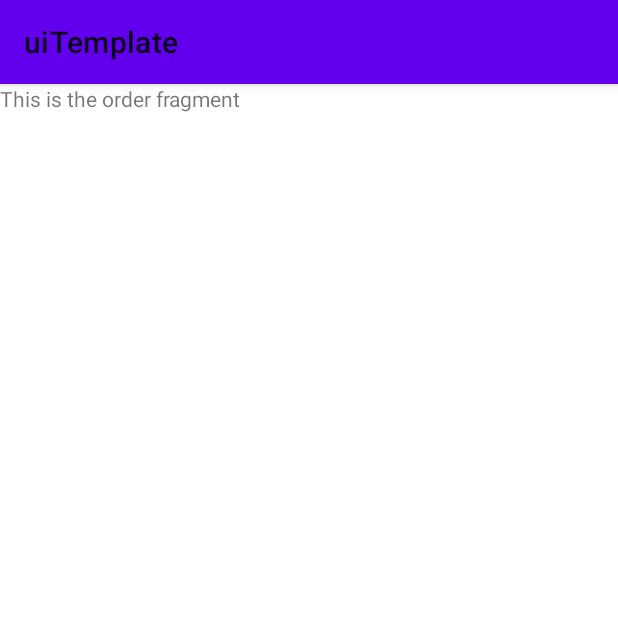
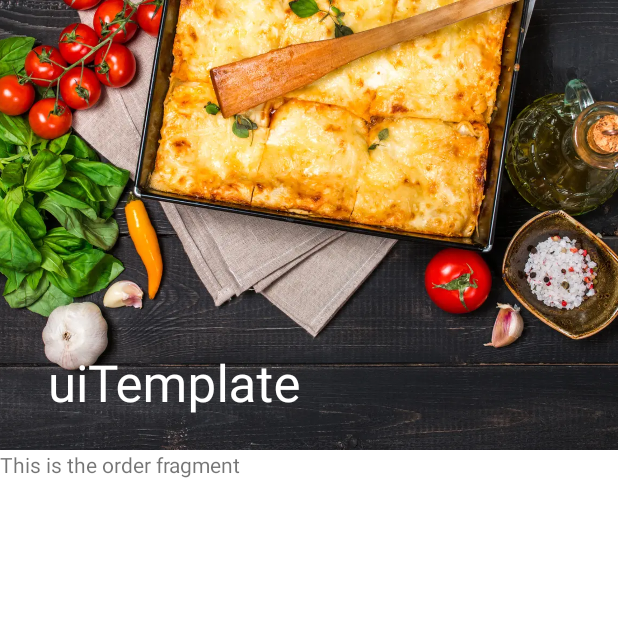
Before and after one commit to liaisontw/uiTemplate, an Android app: the screen it shows after launch (MainActivity), on a phone screen of 412 x 824 dp, the top half of it. Run offline under Robolectric (Android 15) with nearby library versions, the phone set to English and light mode, and no system bars.

Commit message:
Finished action bar

```diff
--- a/app/src/main/java/io/liaison/uitemplate/actionBarTemplate/actionBarFragment.kt
+++ b/app/src/main/java/io/liaison/uitemplate/actionBarTemplate/actionBarFragment.kt
@@ -16,7 +16,7 @@ class actionBarFragment : Fragment() {
     ): View? {
         // Inflate the layout for this fragment
         val view = inflater.inflate(R.layout.fragment_action_bar, container, false)
-        val toolbar = view.findViewById<MaterialToolbar>(R.id.toolar)
+        val toolbar = view.findViewById<MaterialToolbar>(R.id.toolbar)
         (activity as AppCompatActivity).setSupportActionBar(toolbar)
         return view
     }
--- a/app/src/main/res/layout/fragment_action_bar.xml
+++ b/app/src/main/res/layout/fragment_action_bar.xml
@@ -10,13 +10,27 @@
     <com.google.android.material.appbar.AppBarLayout
         android:layout_width="match_parent"
         android:layout_height="wrap_content"
-        style="@style/Widget.MaterialComponents.Toolbar.Primary">
+        android:theme="@style/ThemeOverlay.MaterialComponents.Dark.ActionBar">
+
+        <com.google.android.material.appbar.CollapsingToolbarLayout
+            android:layout_width="match_parent"
+            android:layout_height="300dp"
+            app:layout_scrollFlags="scroll|exitUntilCollapsed"
+            app:contentScrim="?attr/colorPrimary">
+
+        <ImageView
+            android:layout_width="match_parent"
+            android:layout_height="match_parent"
+            android:scaleType="centerCrop"
+            android:src="@drawable/restaurant"
+            app:layout_collapseMode="parallax" />
 
         <com.google.android.material.appbar.MaterialToolbar
-            android:id="@+id/toolar"
+            android:id="@+id/toolbar"
             android:layout_width="match_parent"
             android:layout_height="?attr/actionBarSize"
-            app:layout_scrollFlags="scroll|enterAlways" />
+            app:layout_collapseMode="pin" />
+        </com.google.android.material.appbar.CollapsingToolbarLayout>
     </com.google.android.material.appbar.AppBarLayout>
 
     <androidx.core.widget.NestedScrollView
```
Also changed, not shown: app/src/main/res/drawable/restaurant.webp (added).
